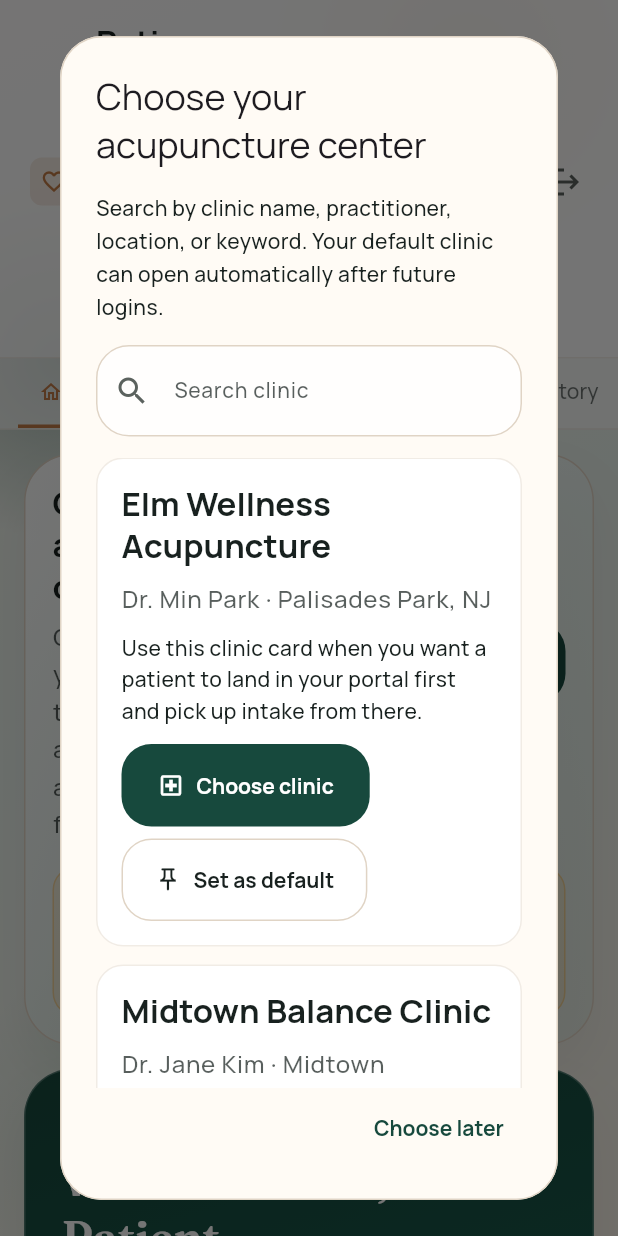
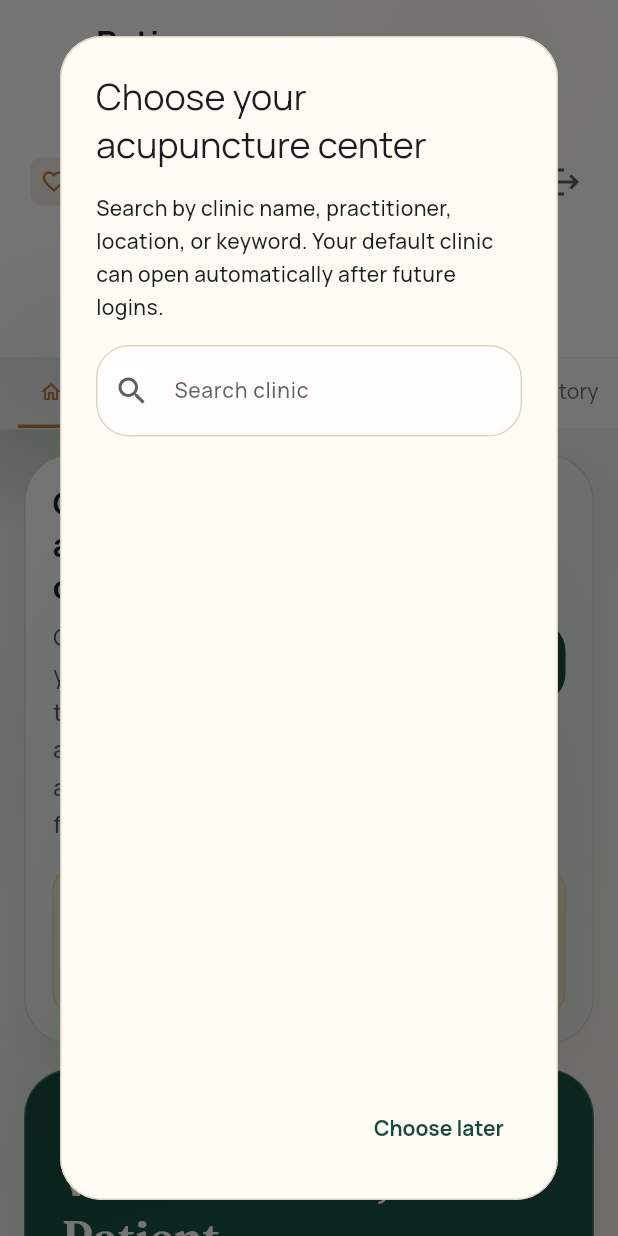
Before and after one commit to HugoSeong0721/test-mvp, a Flutter app: the PatientBetaAuthScreen screen opened by its route, after a tap on "Continue", on a phone screen of 412 x 824 dp. Run offline on Flutter 3.47's test engine with Material 3 defaults, Android fonts, the phone set to English and light mode, and no system bars; our stand-ins replace cloud_firestore, firebase_auth, firebase_core, google_fonts, shared_preferences; missing offline and left inert: dart:html; accounts and stored records are empty.

Commit message:
Show only practitioner-registered clinics to patients

```diff
--- a/lib/core/data/clinic_data_store.dart
+++ b/lib/core/data/clinic_data_store.dart
@@ -423,6 +423,14 @@ class ClinicDataStore extends ChangeNotifier {
   List<ClinicCenter> get clinicCenters {
     final items = [..._clinicCenters];
     items.sort((a, b) => a.name.compareTo(b.name));
+    return List.unmodifiable(items);
+  }
+  List<ClinicCenter> get patientVisibleClinicCenters {
+    final visibleIds = _practitionerClinicIds.values.toSet();
+    final items = _clinicCenters
+        .where((clinic) => visibleIds.contains(clinic.id))
+        .toList()
+      ..sort((a, b) => a.name.compareTo(b.name));
     return List.unmodifiable(items);
   }
   bool get clinicStateReady => _clinicStateReady;
@@ -1002,7 +1010,7 @@ class ClinicDataStore extends ChangeNotifier {
 
   List<ClinicCenter> searchClinics(String query) {
     final normalized = query.trim().toLowerCase();
-    final items = clinicCenters;
+    final items = patientVisibleClinicCenters;
     if (normalized.isEmpty) {
       return items;
     }
```
Also changed, not shown: 2 other files.
